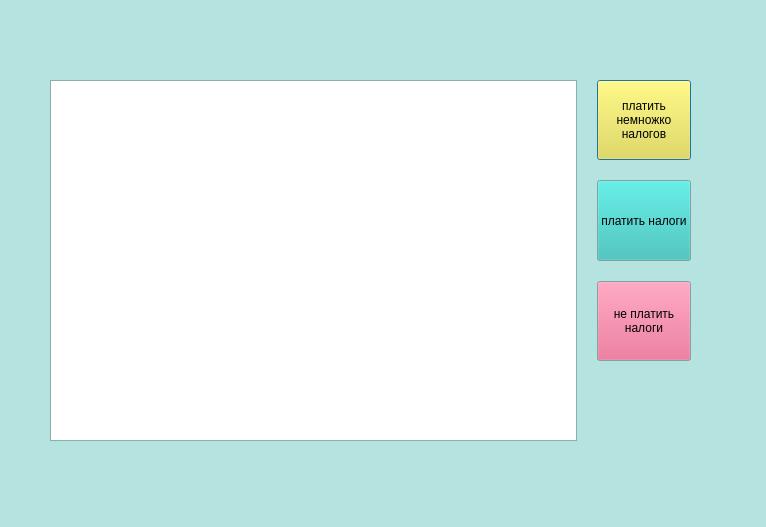
This is money.ui in lizlizardplease/school_bmstu as Qt 5 draws it before an edit. The edited form follows.
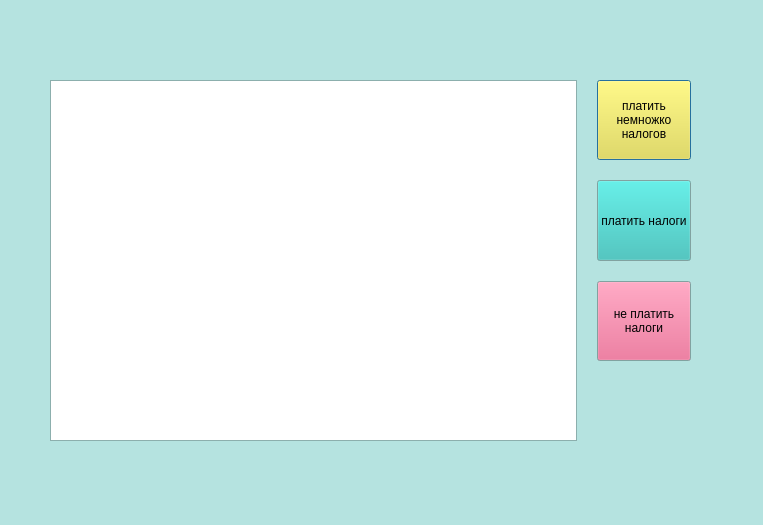
This is the edited form.

```diff
--- a/money.ui
+++ b/money.ui
@@ -6,8 +6,8 @@
    <rect>
     <x>0</x>
     <y>0</y>
-    <width>766</width>
-    <height>527</height>
+    <width>763</width>
+    <height>525</height>
    </rect>
   </property>
   <property name="palette">
```
